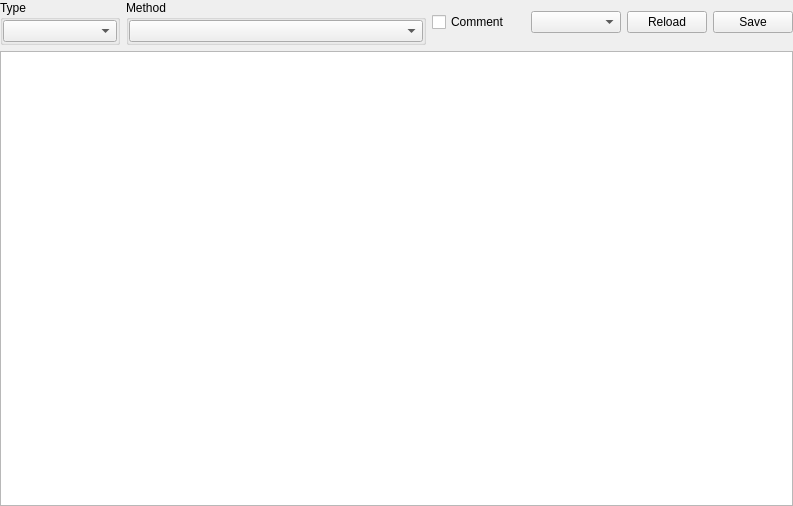
horsicq/XFileInfo, file xfileinfowidget.ui: the form before one commit.
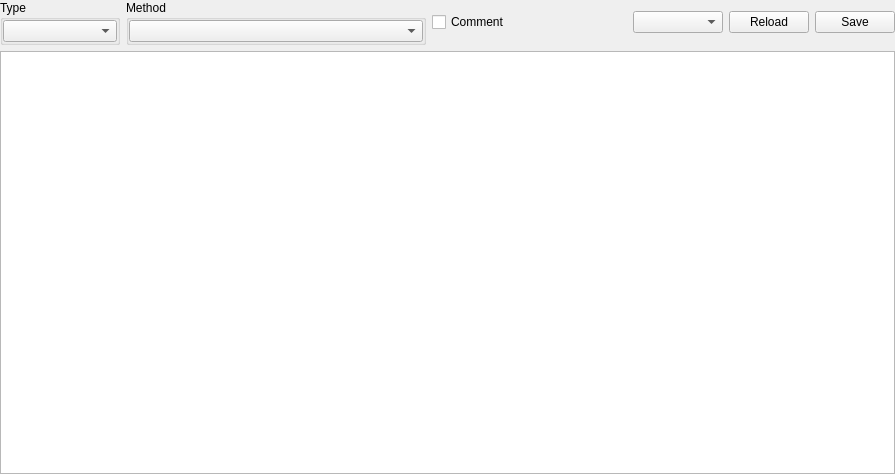
The form after the commit.

```diff
--- a/xfileinfowidget.ui
+++ b/xfileinfowidget.ui
@@ -6,8 +6,8 @@
    <rect>
     <x>0</x>
     <y>0</y>
-    <width>793</width>
-    <height>506</height>
+    <width>895</width>
+    <height>474</height>
    </rect>
   </property>
   <property name="windowTitle">
```
Left out of the diff: 2 changed lines with no effect on the pictures.
